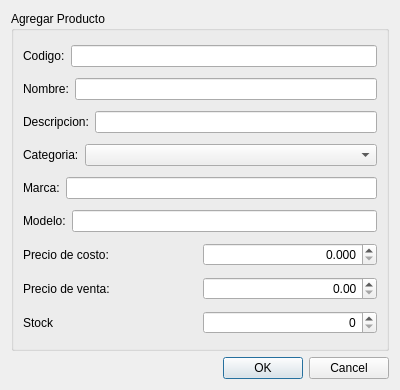
Qt form trunk/plugins/productos/formproductobase.ui (chungote/gestotux) before a commit.
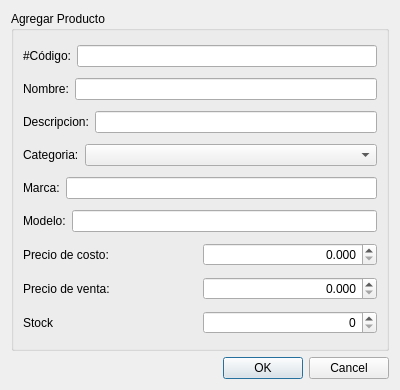
The same form after that commit.

```diff
--- a/trunk/plugins/productos/formproductobase.ui
+++ b/trunk/plugins/productos/formproductobase.ui
@@ -25,7 +25,7 @@
         <item>
          <widget class="QLabel" name="LCodigo">
           <property name="text">
-           <string>Codigo:</string>
+           <string>#Código:</string>
           </property>
          </widget>
         </item>
@@ -149,6 +149,9 @@
           <property name="alignment">
            <set>Qt::AlignRight|Qt::AlignTrailing|Qt::AlignVCenter</set>
           </property>
+          <property name="decimals">
+           <number>3</number>
+          </property>
           <property name="maximum">
            <double>100000000.000000000000000</double>
           </property>
```
